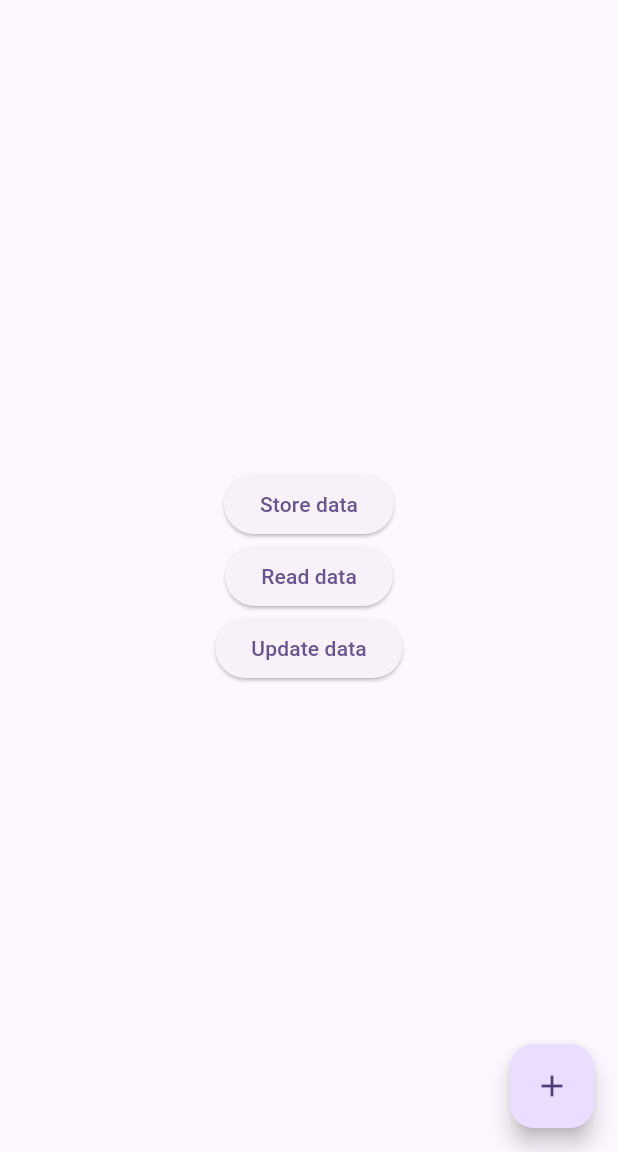
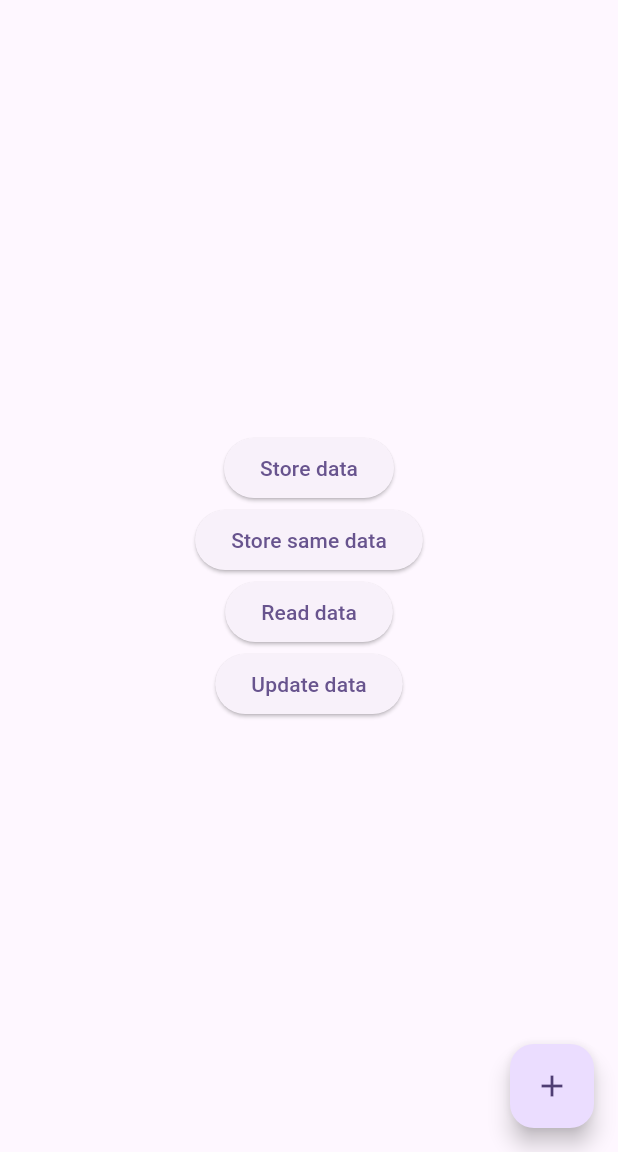
Before and after one commit to jackwill99/jack_api, a Flutter app: the screen it shows after launch, after a tap on "Store data", on a phone screen of 412 x 824 dp, the part 84-1236 px from its top. Run offline on Flutter 3.47's test engine with Material 3 defaults, Android fonts, the phone set to English and light mode, and no system bars; our stand-ins replace dio, isar, pretty_dio_logger; missing offline and left inert: cryptography, dio_http2_adapter; accounts and stored records are empty; generated files the repository leaves out were written again; project files that could hold a hidden picture were left out.

Commit message:
bug fixed

```diff
--- a/example/lib/main.dart
+++ b/example/lib/main.dart
@@ -74,8 +74,7 @@ class _MyHomePageState extends State<MyHomePage> {
               onPressed: () {
                 cacheService.store(
                   options: DataCacheOptions(
-                    data: "cache service",
-                    expiry: const Duration(seconds: 10),
+                    data: "cache service 1",
                     key: "cacheService",
                   ),
                 );
@@ -83,8 +82,19 @@ class _MyHomePageState extends State<MyHomePage> {
               child: const Text("Store data"),
             ),
             ElevatedButton(
+              onPressed: () {
+                cacheService.store(
+                  options: DataCacheOptions(
+                    data: "cache service 2",
+                    key: "cacheService",
+                  ),
+                );
+              },
+              child: const Text("Store same data"),
+            ),
+            ElevatedButton(
               onPressed: () async {
-                final data = await cacheService.read(
+                final data = await cacheService.readAll(
                   key: "cacheService",
                 );
                 debugPrint(
--- a/lib/src/cache/data_cache_service.dart
+++ b/lib/src/cache/data_cache_service.dart
@@ -47,7 +47,7 @@ class DataCacheService {
     }
 
     /// Cache will delete when device is connected with internet and cache data is expire
-    if ((OnlineStatus.I.isOnline != null || OnlineStatus.I.isOnline!) &&
+    if ((OnlineStatus.I.isOnline != null && OnlineStatus.I.isOnline!) &&
         (cache.expires != null && DateTime.now().isAfter(cache.expires!))) {
       await _isar?.writeTxn(() async {
         await _isar?.dataCaches.filter().keyEqualTo(key).deleteFirst();
```
Also changed, not shown: 1 other file.
